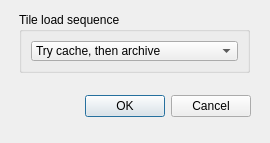
Before: the Qt Designer form qt/tileedit/tileedit/dlgConfig.ui in mschweiger/orbiter-tileedit, drawn with Qt 5.
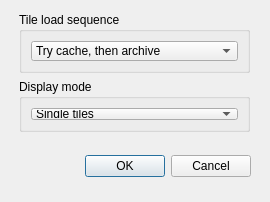
After: the same form once the commit is applied.

Commit message: #10: added UI for display mode (single tile/2x2 block)

The edit to the form file:
```diff
--- a/qt/tileedit/tileedit/dlgConfig.ui
+++ b/qt/tileedit/tileedit/dlgConfig.ui
@@ -7,7 +7,7 @@
     <x>0</x>
     <y>0</y>
     <width>270</width>
-    <height>143</height>
+    <height>202</height>
    </rect>
   </property>
   <property name="windowTitle">
@@ -17,7 +17,7 @@
    <property name="geometry">
     <rect>
      <x>20</x>
-     <y>90</y>
+     <y>150</y>
      <width>231</width>
      <height>33</height>
     </rect>
@@ -101,6 +101,35 @@
     </item>
    </layout>
   </widget>
+  <widget class="QGroupBox" name="groupBox_2">
+   <property name="geometry">
+    <rect>
+     <x>19</x>
+     <y>79</y>
+     <width>231</width>
+     <height>53</height>
+    </rect>
+   </property>
+   <property name="title">
+    <string>Display mode</string>
+   </property>
+   <layout class="QVBoxLayout" name="verticalLayout_2">
+    <item>
+     <widget class="QComboBox" name="comboDisplayMode">
+      <item>
+       <property name="text">
+        <string>Single tiles</string>
+       </property>
+      </item>
+      <item>
+       <property name="text">
+        <string>2x2 tile blocks</string>
+       </property>
+      </item>
+     </widget>
+    </item>
+   </layout>
+  </widget>
  </widget>
  <resources/>
  <connections>
```
The commit also changes 5 other files.
